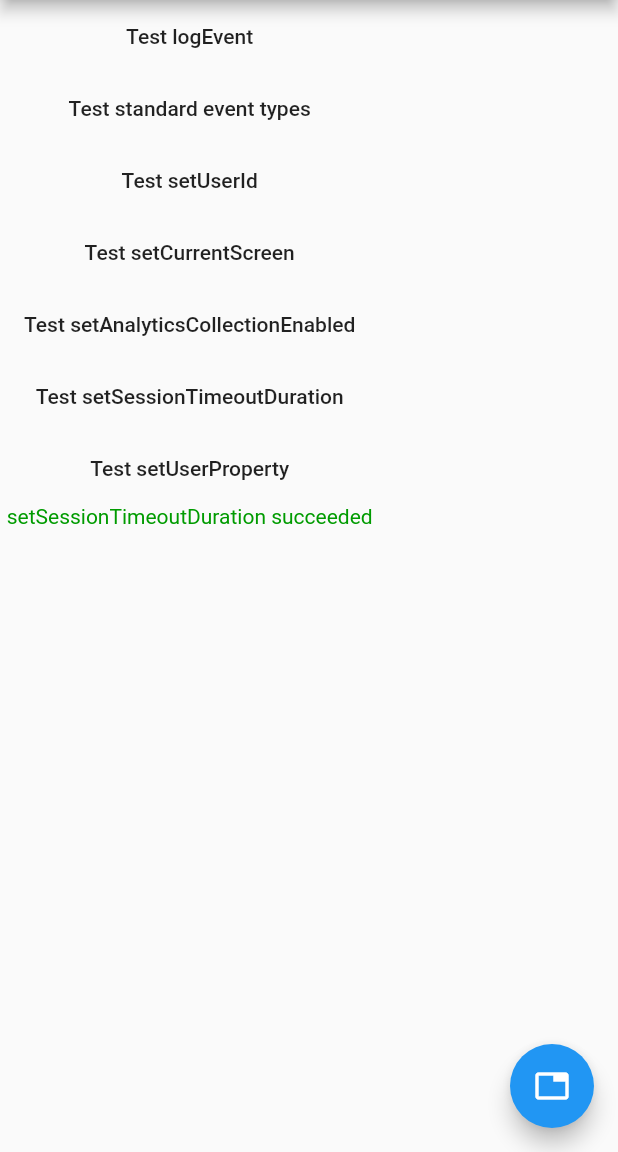
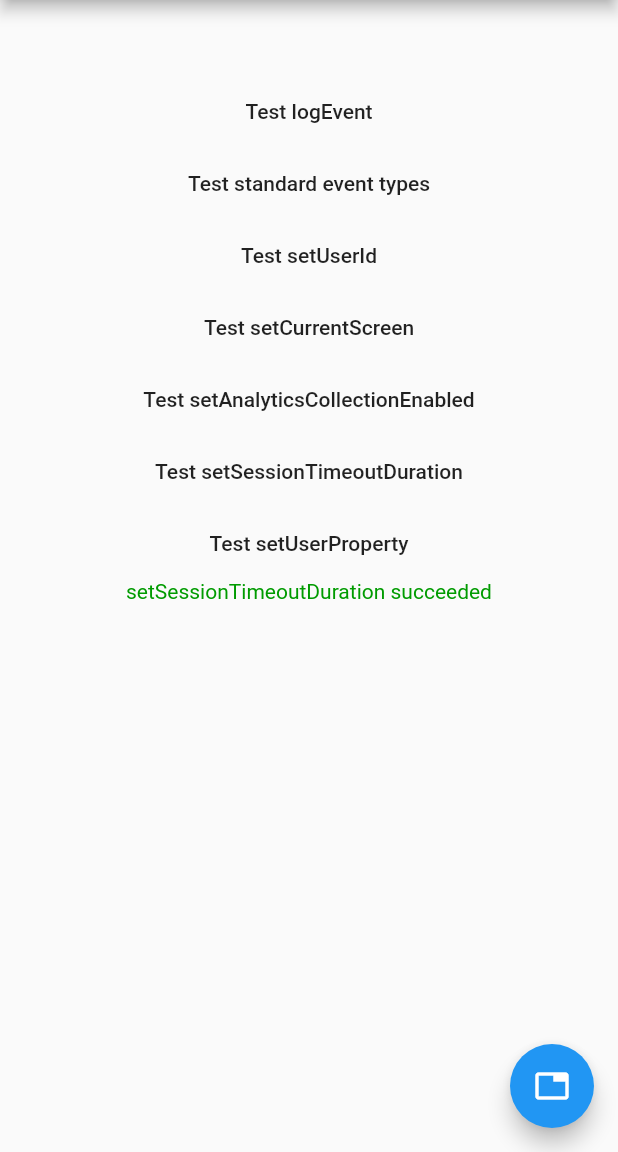
Before and after one commit to dai10512/firebases_ml_practice, a Flutter app: the screen it shows after launch, after a tap on "Test setSessionTimeoutDuration", on a phone screen of 412 x 824 dp, the part 84-1236 px from its top. Run offline on Flutter 3.47's test engine with Material 2 defaults, Android fonts, the phone set to English and light mode, and no system bars; our stand-ins replace firebase_analytics, firebase_core; accounts and stored records are empty.

Commit message:
no comment

```diff
--- a/lib/firebase_config.dart
+++ b/lib/firebase_config.dart
@@ -1,41 +1,41 @@
-import 'dart:developer';
-import 'dart:io';
+// import 'dart:developer';
+// import 'dart:io';
 
-import 'package:firebase_core/firebase_core.dart';
-import 'package:flutter/foundation.dart';
+// import 'package:firebase_core/firebase_core.dart';
+// import 'package:flutter/foundation.dart';
 
-class DefaultFirebaseConfig {
-  static FirebaseOptions? get platformOptions {
-    if (kIsWeb) {
-      // Web
-      return const FirebaseOptions(
-        apiKey: 'AIzaSyAgUhHU8wSJgO5MVNy95tMT07NEjzMOfz0',
-        authDomain: 'react-native-firebase-testing.firebaseapp.com',
-        databaseURL: 'https://react-native-firebase-testing.firebaseio.com',
-        projectId: 'react-native-firebase-testing',
-        storageBucket: 'react-native-firebase-testing.appspot.com',
-        messagingSenderId: '448618578101',
-        appId: '1:448618578101:web:0b650370bb29e29cac3efc',
-        measurementId: 'G-F79DJ0VFGS',
-      );
-    } else if (Platform.isIOS || Platform.isMacOS) {
-      // iOS and MacOS
-      return const FirebaseOptions(
-        appId: '1:448618578101:ios:cc6c1dc7a65cc83c',
-        apiKey: 'AIzaSyAHAsf51D0A407EklG1bs-5wA7EbyfNFg0',
-        projectId: 'react-native-firebase-testing',
-        messagingSenderId: '448618578101',
-        iosBundleId: 'com.invertase.testing',
-        iosClientId: '448618578101-28tsenal97nceuij1msj7iuqinv48t02.apps.googleusercontent.com',
-        androidClientId: '448618578101-a9p7bj5jlakabp22fo3cbkj7nsmag24e.apps.googleusercontent.com',
-        databaseURL: 'https://react-native-firebase-testing.firebaseio.com',
-        storageBucket: 'react-native-firebase-testing.appspot.com',
-      );
-    } else {
-      // Android
-      log("Analytics Dart-only initializer doesn't work on Android, please make sure to add the config file.");
+// class DefaultFirebaseConfig {
+//   static FirebaseOptions? get platformOptions {
+//     if (kIsWeb) {
+//       // Web
+//       return const FirebaseOptions(
+//         apiKey: 'AIzaSyAgUhHU8wSJgO5MVNy95tMT07NEjzMOfz0',
+//         authDomain: 'react-native-firebase-testing.firebaseapp.com',
+//         databaseURL: 'https://react-native-firebase-testing.firebaseio.com',
+//         projectId: 'react-native-firebase-testing',
+//         storageBucket: 'react-native-firebase-testing.appspot.com',
+//         messagingSenderId: '448618578101',
+//         appId: '1:448618578101:web:0b650370bb29e29cac3efc',
+//         measurementId: 'G-F79DJ0VFGS',
+//       );
+//     } else if (Platform.isIOS || Platform.isMacOS) {
+//       // iOS and MacOS
+//       return const FirebaseOptions(
+//         appId: '1:448618578101:ios:cc6c1dc7a65cc83c',
+//         apiKey: 'AIzaSyAHAsf51D0A407EklG1bs-5wA7EbyfNFg0',
+//         projectId: 'react-native-firebase-testing',
+//         messagingSenderId: '448618578101',
+//         iosBundleId: 'com.invertase.testing',
+//         iosClientId: '448618578101-28tsenal97nceuij1msj7iuqinv48t02.apps.googleusercontent.com',
+//         androidClientId: '448618578101-a9p7bj5jlakabp22fo3cbkj7nsmag24e.apps.googleusercontent.com',
+//         databaseURL: 'https://react-native-firebase-testing.firebaseio.com',
+//         storageBucket: 'react-native-firebase-testing.appspot.com',
+//       );
+//     } else {
+//       // Android
+//       log("Analytics Dart-only initializer doesn't work on Android, please make sure to add the config file.");
 
-      return null;
-    }
-  }
-}
+//       return null;
+//     }
+//   }
+// }
--- a/lib/main.dart
+++ b/lib/main.dart
@@ -3,17 +3,42 @@
 // found in the LICENSE file.
 
 import 'dart:async';
+import 'dart:io';
 
 import 'package:firebase_analytics/firebase_analytics.dart';
 import 'package:firebase_core/firebase_core.dart';
+import 'package:firebase_ml_practice/firebase_options.dart';
+import 'package:flutter/foundation.dart';
 import 'package:flutter/material.dart';
 
-import 'firebase_config.dart';
 import 'tabs_page.dart';
 
 Future<void> main() async {
+  var platformName = '';
+  if (kIsWeb) {
+    platformName = "Web";
+  } else {
+    if (Platform.isAndroid) {
+      platformName = "Android";
+    } else if (Platform.isIOS) {
+      platformName = "IOS";
+    } else if (Platform.isFuchsia) {
+      platformName = "Fuchsia";
+    } else if (Platform.isLinux) {
+      platformName = "Linux";
+    } else if (Platform.isMacOS) {
+      platformName = "MacOS";
+    } else if (Platform.isWindows) {
+      platformName = "Windows";
+    }
+  }
+  print("platformName :- " + platformName.toString());
+
   WidgetsFlutterBinding.ensureInitialized();
-  await Firebase.initializeApp(options: DefaultFirebaseConfig.platformOptions);
+  await Firebase.initializeApp(
+
+    options: DefaultFirebaseOptions.currentPlatform,
+  );
   runApp(const MyApp());
 }
 
@@ -21,8 +46,7 @@ class MyApp extends StatelessWidget {
   const MyApp({Key? key}) : super(key: key);
 
   static FirebaseAnalytics analytics = FirebaseAnalytics.instance;
-  static FirebaseAnalyticsObserver observer =
-      FirebaseAnalyticsObserver(analytics: analytics);
+  static FirebaseAnalyticsObserver observer = FirebaseAnalyticsObserver(analytics: analytics);
 
   @override
   Widget build(BuildContext context) {
@@ -42,7 +66,7 @@ class MyApp extends StatelessWidget {
 }
 
 class MyHomePage extends StatefulWidget {
-  MyHomePage({
+  const MyHomePage({
     Key? key,
     required this.title,
     required this.analytics,
@@ -102,9 +126,13 @@ class _MyHomePageState extends State<MyHomePage> {
     setMessage('setAnalyticsCollectionEnabled succeeded');
   }
 
+  // Future<void> _testSetSessionTimeoutDuration() async {
+  //   await widget.analytics.setSessionTimeoutDuration(const Duration(milliseconds: 20000));
+  //   setMessage('setSessionTimeoutDuration succeeded');
+  // }
+
   Future<void> _testSetSessionTimeoutDuration() async {
-    await widget.analytics
-        .setSessionTimeoutDuration(const Duration(milliseconds: 20000));
+    await widget.analytics.setSessionTimeoutDuration(const Duration(milliseconds: 2));
     setMessage('setSessionTimeoutDuration succeeded');
   }
 
@@ -186,8 +214,7 @@ class _MyHomePageState extends State<MyHomePage> {
       level: 70,
       character: 'tiefling cleric',
     );
-    await widget.analytics
-        .logPurchase(currency: 'USD', transactionId: 'transaction-id');
+    await widget.analytics.logPurchase(currency: 'USD', transactionId: 'transaction-id');
     await widget.analytics.logSearch(
       searchTerm: 'hotel',
       numberOfNights: 2,
@@ -273,8 +300,10 @@ class _MyHomePageState extends State<MyHomePage> {
       appBar: AppBar(
         title: Text(widget.title),
       ),
-      body: Column(
+      body: Center(
+        child: Column(
           children: <Widget>[
+            const SizedBox(height: 50),
             MaterialButton(
               onPressed: _sendAnalyticsEvent,
               child: const Text('Test logEvent'),
@@ -309,6 +338,7 @@ class _MyHomePageState extends State<MyHomePage> {
             ),
           ],
         ),
+      ),
       floatingActionButton: FloatingActionButton(
         onPressed: () {
           Navigator.of(context).push(
```
Also changed, not shown: pubspec.yaml (+3 -4 lines), lib/firebase_options.dart, pubspec.lock, 13 other files. Lines whose indentation alone changed are shown as unchanged.
